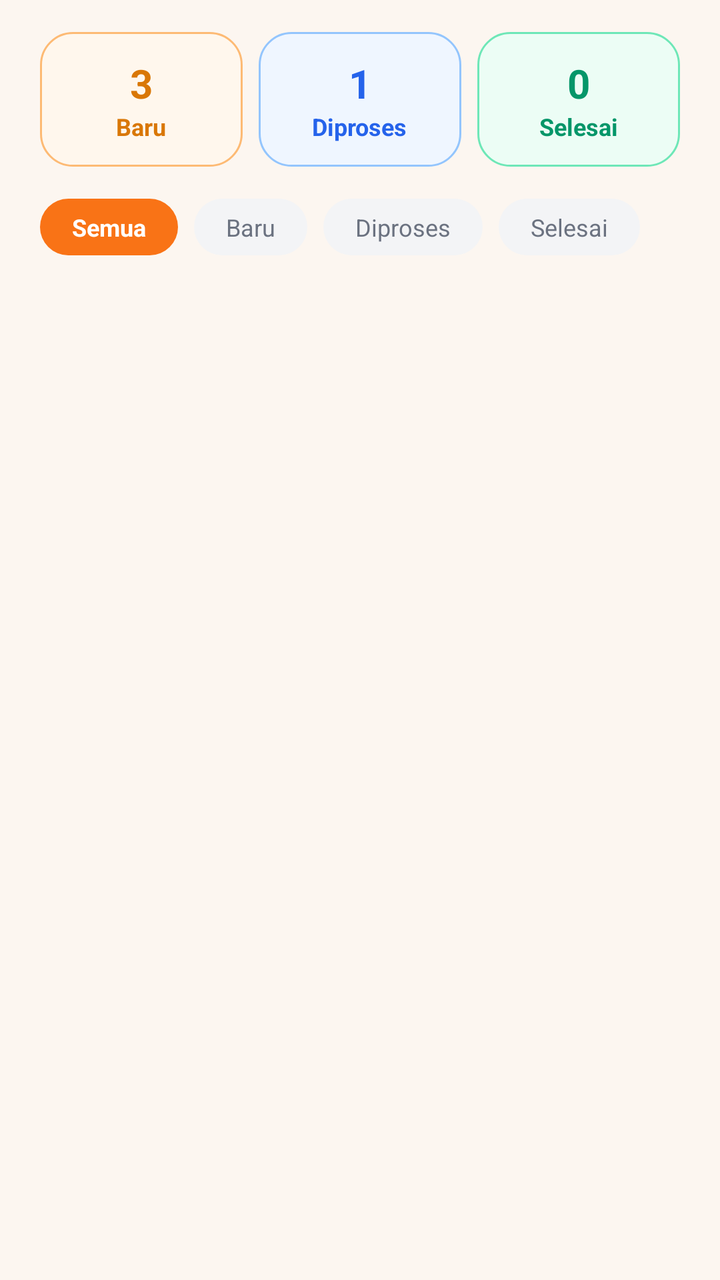
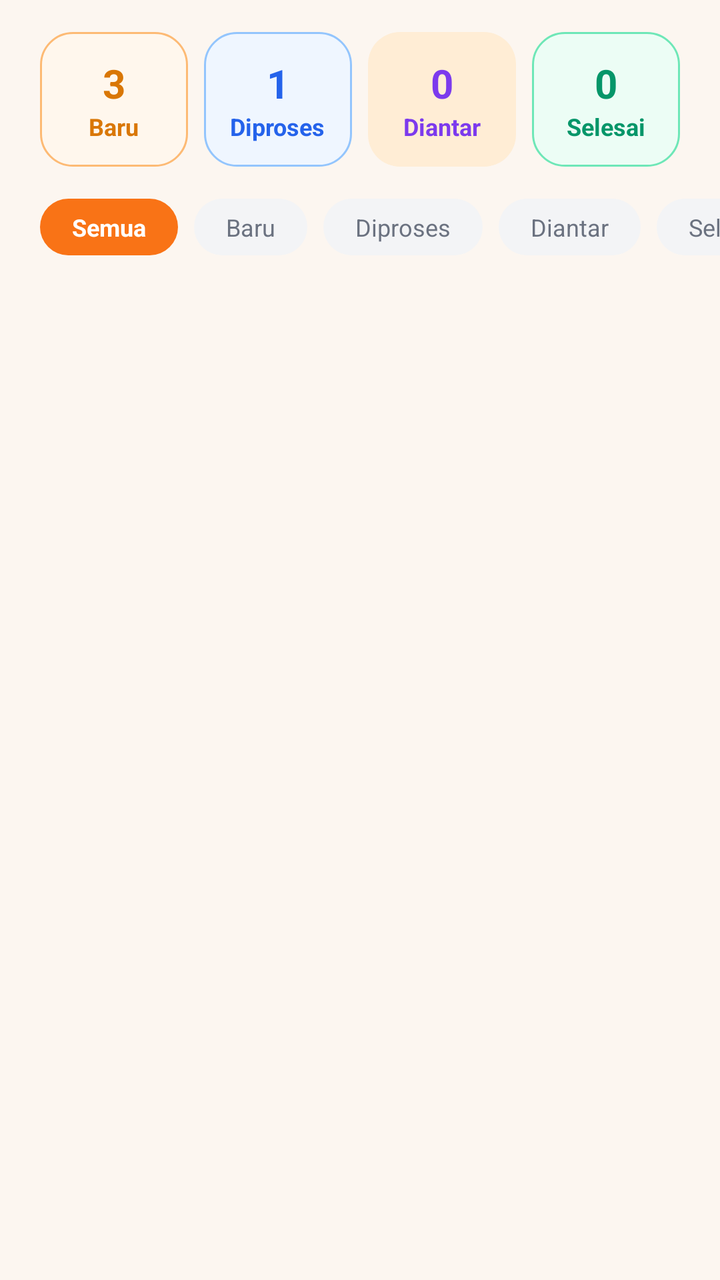

The first picture is an Android layout as it rendered before a commit; the second is the same layout after the commit. The layout source and the unified diff follow.
<!-- AndroidManifest.xml: application theme Theme.Kantinmika -->
<!-- res/layout/fragment_tenant_orders.xml -->
<?xml version="1.0" encoding="utf-8"?>
<LinearLayout xmlns:android="http://schemas.android.com/apk/res/android"
    android:layout_width="match_parent"
    android:layout_height="match_parent"
    android:orientation="vertical"
    android:background="#FCF6F0"
    android:paddingTop="16dp">

    
    <LinearLayout
        android:layout_width="match_parent"
        android:layout_height="wrap_content"
        android:orientation="horizontal"
        android:paddingHorizontal="20dp"
        android:layout_marginBottom="16dp">

        
        <LinearLayout
            android:layout_width="0dp"
            android:layout_height="wrap_content"
            android:layout_weight="1"
            android:background="@drawable/bg_rounded_orange_light"
            android:gravity="center"
            android:orientation="vertical"
            android:paddingVertical="12dp">

            <TextView
                android:id="@+id/tvCountBaru"
                android:layout_width="wrap_content"
                android:layout_height="wrap_content"
                android:text="3"
                android:textColor="#D97706"
                android:textSize="20sp"
                android:textStyle="bold" />

            <TextView
                android:layout_width="wrap_content"
                android:layout_height="wrap_content"
                android:text="Baru"
                android:textColor="#D97706"
                android:textSize="12sp"
                android:textStyle="bold" />
        </LinearLayout>

        
        <LinearLayout
            android:layout_width="0dp"
            android:layout_height="wrap_content"
            android:layout_marginStart="8dp"
            android:layout_weight="1"
            android:background="@drawable/bg_rounded_blue_light"
            android:gravity="center"
            android:orientation="vertical"
            android:paddingVertical="12dp">

            <TextView
                android:id="@+id/tvCountDiproses"
                android:layout_width="wrap_content"
                android:layout_height="wrap_content"
                android:text="1"
                android:textColor="#2563EB"
                android:textSize="20sp"
                android:textStyle="bold" />

            <TextView
                android:layout_width="wrap_content"
                android:layout_height="wrap_content"
                android:text="Diproses"
                android:textColor="#2563EB"
                android:textSize="12sp"
                android:textStyle="bold" />
        </LinearLayout>

        
        <LinearLayout
            android:layout_width="0dp"
            android:layout_height="wrap_content"
            android:layout_marginStart="8dp"
            android:layout_weight="1"
            android:background="@drawable/bg_rounded_green_light"
            android:gravity="center"
            android:orientation="vertical"
            android:paddingVertical="12dp">

            <TextView
                android:id="@+id/tvCountSelesai"
                android:layout_width="wrap_content"
                android:layout_height="wrap_content"
                android:text="0"
                android:textColor="#059669"
                android:textSize="20sp"
                android:textStyle="bold" />

            <TextView
                android:layout_width="wrap_content"
                android:layout_height="wrap_content"
                android:text="Selesai"
                android:textColor="#059669"
                android:textSize="12sp"
                android:textStyle="bold" />
        </LinearLayout>
    </LinearLayout>

    
    <HorizontalScrollView
        android:layout_width="match_parent"
        android:layout_height="wrap_content"
        android:clipToPadding="false"
        android:paddingHorizontal="20dp"
        android:paddingBottom="16dp"
        android:scrollbars="none">

        <LinearLayout
            android:layout_width="wrap_content"
            android:layout_height="wrap_content"
            android:orientation="horizontal">

            <TextView
                android:id="@+id/chipSemua"
                android:layout_width="wrap_content"
                android:layout_height="wrap_content"
                android:background="@drawable/bg_chip_primary"
                android:clickable="true"
                android:focusable="true"
                android:paddingHorizontal="16dp"
                android:paddingVertical="6dp"
                android:text="Semua"
                android:textColor="#FFFFFF"
                android:textSize="12sp"
                android:textStyle="bold" />

            <TextView
                android:id="@+id/chipBaru"
                android:layout_width="wrap_content"
                android:layout_height="wrap_content"
                android:layout_marginStart="8dp"
                android:background="@drawable/bg_chip_muted"
                android:clickable="true"
                android:focusable="true"
                android:paddingHorizontal="16dp"
                android:paddingVertical="6dp"
                android:text="Baru"
                android:textColor="#6B7280"
                android:textSize="12sp" />

            <TextView
                android:id="@+id/chipDiproses"
                android:layout_width="wrap_content"
                android:layout_height="wrap_content"
                android:layout_marginStart="8dp"
                android:background="@drawable/bg_chip_muted"
                android:clickable="true"
                android:focusable="true"
                android:paddingHorizontal="16dp"
                android:paddingVertical="6dp"
                android:text="Diproses"
                android:textColor="#6B7280"
                android:textSize="12sp" />

            <TextView
                android:id="@+id/chipSelesai"
                android:layout_width="wrap_content"
                android:layout_height="wrap_content"
                android:layout_marginStart="8dp"
                android:background="@drawable/bg_chip_muted"
                android:clickable="true"
                android:focusable="true"
                android:paddingHorizontal="16dp"
                android:paddingVertical="6dp"
                android:text="Selesai"
                android:textColor="#6B7280"
                android:textSize="12sp" />
        </LinearLayout>
    </HorizontalScrollView>

    
    <androidx.recyclerview.widget.RecyclerView
        android:id="@+id/rvTenantOrders"
        android:layout_width="match_parent"
        android:layout_height="0dp"
        android:layout_weight="1"
        android:clipToPadding="false"
        android:paddingHorizontal="20dp"
        android:paddingBottom="24dp" />

</LinearLayout>
<!-- resources referenced by this layout -->
<resources>
  <!-- drawable bg_chip_muted (drawable) -->
  <?xml version="1.0" encoding="utf-8"?>
  <shape xmlns:android="http://schemas.android.com/apk/res/android" android:shape="rectangle">
      <solid android:color="@color/background_muted" />
      <corners android:radius="999dp" />
  </shape>
  <!-- drawable bg_chip_primary (drawable) -->
  <?xml version="1.0" encoding="utf-8"?>
  <shape xmlns:android="http://schemas.android.com/apk/res/android" android:shape="rectangle">
      <solid android:color="@color/primary" />
      <corners android:radius="999dp" />
  </shape>
  <!-- drawable bg_rounded_blue_light (drawable) -->
  <?xml version="1.0" encoding="utf-8"?>
  <shape xmlns:android="http://schemas.android.com/apk/res/android" android:shape="rectangle">
      <solid android:color="#EFF6FF" />
      <stroke android:width="1dp" android:color="#93C5FD" />
      <corners android:radius="16dp" />
  </shape>
  <!-- drawable bg_rounded_green_light (drawable) -->
  <?xml version="1.0" encoding="utf-8"?>
  <shape xmlns:android="http://schemas.android.com/apk/res/android" android:shape="rectangle">
      <solid android:color="#ECFDF5" />
      <stroke android:width="1dp" android:color="#6EE7B7" />
      <corners android:radius="16dp" />
  </shape>
  <!-- drawable bg_rounded_orange_light (drawable) -->
  <?xml version="1.0" encoding="utf-8"?>
  <shape xmlns:android="http://schemas.android.com/apk/res/android" android:shape="rectangle">
      <solid android:color="#FFF7ED" />
      <stroke android:width="1dp" android:color="#FDBA74" />
      <corners android:radius="16dp" />
  </shape>
  <style name="Theme.Kantinmika" parent="Base.Theme.Kantinmika" />
  <color name="background_muted">#F3F4F6</color>
  <color name="primary">#F97316</color>
  <style name="Base.Theme.Kantinmika" parent="Theme.Material3.DayNight.NoActionBar">
          
          
      </style>
</resources>

<!-- the commit's change to res/layout/fragment_tenant_orders.xml (unified diff, before → after) -->
@@ -67,6 +67,35 @@
                 android:layout_height="wrap_content"
                 android:text="Diproses"
                 android:textColor="#2563EB"
+                android:textSize="12sp"
+                android:textStyle="bold" />
+        </LinearLayout>
+
+        
+        <LinearLayout
+            android:layout_width="0dp"
+            android:layout_height="wrap_content"
+            android:layout_marginStart="8dp"
+            android:layout_weight="1"
+            android:background="@drawable/bg_rounded_primary_light"
+            android:gravity="center"
+            android:orientation="vertical"
+            android:paddingVertical="12dp">
+
+            <TextView
+                android:id="@+id/tvCountDiantar"
+                android:layout_width="wrap_content"
+                android:layout_height="wrap_content"
+                android:text="0"
+                android:textColor="#7C3AED"
+                android:textSize="20sp"
+                android:textStyle="bold" />
+
+            <TextView
+                android:layout_width="wrap_content"
+                android:layout_height="wrap_content"
+                android:text="Diantar"
+                android:textColor="#7C3AED"
                 android:textSize="12sp"
                 android:textStyle="bold" />
         </LinearLayout>
@@ -154,6 +183,20 @@
                 android:paddingHorizontal="16dp"
                 android:paddingVertical="6dp"
                 android:text="Diproses"
+                android:textColor="#6B7280"
+                android:textSize="12sp" />
+
+            <TextView
+                android:id="@+id/chipDiantar"
+                android:layout_width="wrap_content"
+                android:layout_height="wrap_content"
+                android:layout_marginStart="8dp"
+                android:background="@drawable/bg_chip_muted"
+                android:clickable="true"
+                android:focusable="true"
+                android:paddingHorizontal="16dp"
+                android:paddingVertical="6dp"
+                android:text="Diantar"
                 android:textColor="#6B7280"
                 android:textSize="12sp" />
 
<!-- resource entries referenced after the edit -->
@@ -33,9 +33,17 @@
       <stroke android:width="1dp" android:color="#FDBA74" />
       <corners android:radius="16dp" />
   </shape>
+  <!-- drawable bg_rounded_primary_light (drawable) -->
+  <?xml version="1.0" encoding="utf-8"?>
+  <shape xmlns:android="http://schemas.android.com/apk/res/android"
+      android:shape="rectangle">
+      <solid android:color="@color/primary_light" />
+      <corners android:radius="16dp" />
+  </shape>
   <style name="Theme.Kantinmika" parent="Base.Theme.Kantinmika" />
   <color name="background_muted">#F3F4F6</color>
   <color name="primary">#F97316</color>
+  <color name="primary_light">#FFEDD5</color>
   <style name="Base.Theme.Kantinmika" parent="Theme.Material3.DayNight.NoActionBar">
           
           
